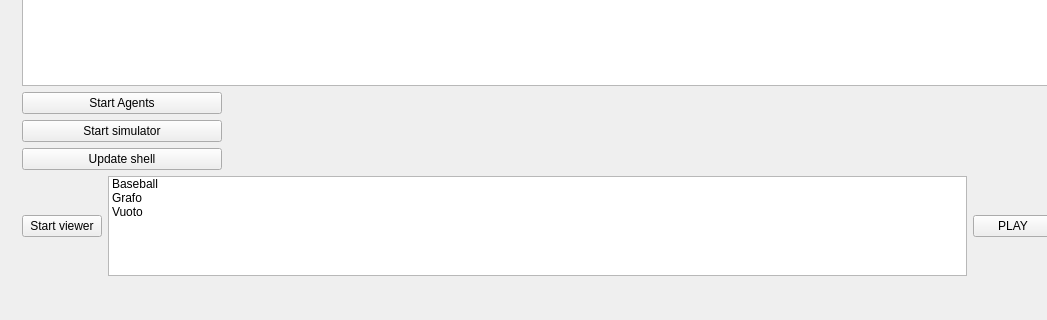
First picture: the form in launcher/mainwindow.ui, repository MirkoFerrati/Ascari, before the edit; both pictures show x 0 to 1047 and y 272 to 592 of the 1131 by 592 pixel window.
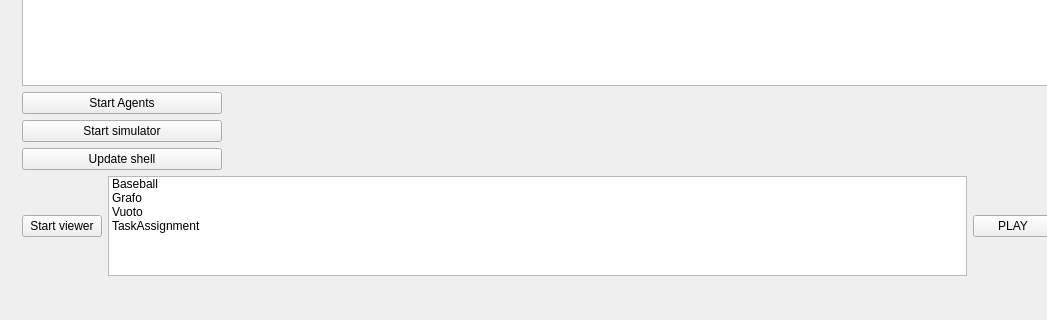
Second picture: the form after the edit.

Commit message: Modificati viewer e launcher per il Task Assignment, algoritmo del sottogradiente da implementare

The edit to the form file:
```diff
--- a/launcher/mainwindow.ui
+++ b/launcher/mainwindow.ui
@@ -178,6 +178,11 @@
               <string>Vuoto</string>
              </property>
             </item>
+	    <item>
+             <property name="text">
+              <string>TaskAssignment</string>
+             </property>
+            </item>
            </widget>
           </item>
           <item>
```
The commit also changes 17 other files.
